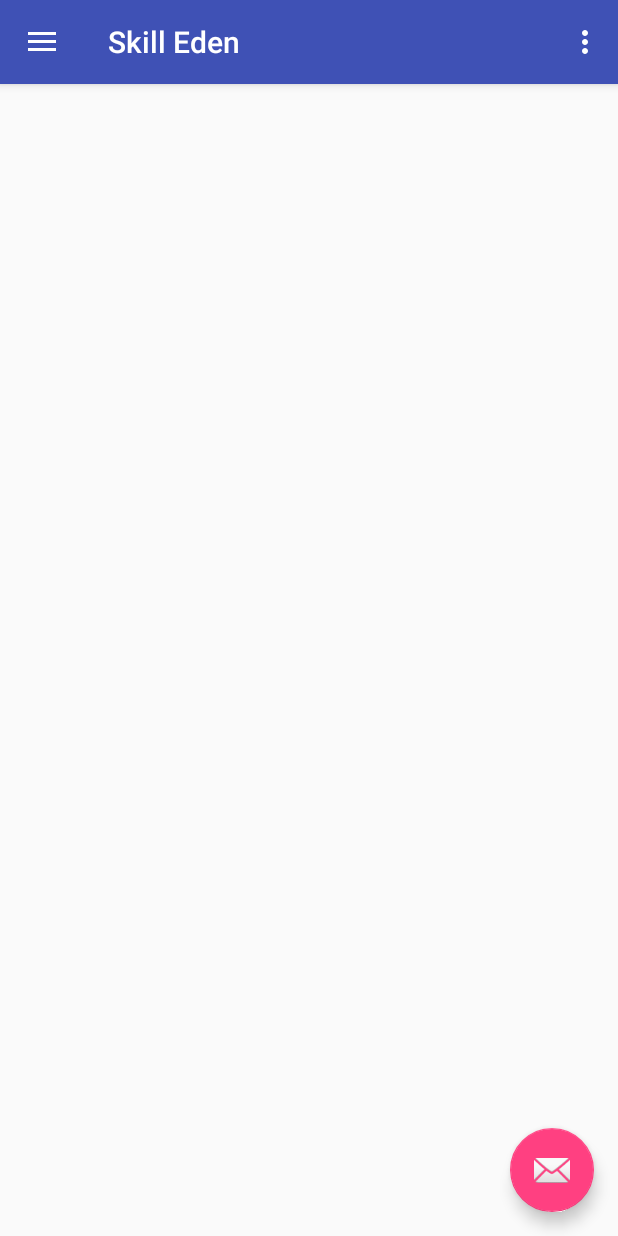
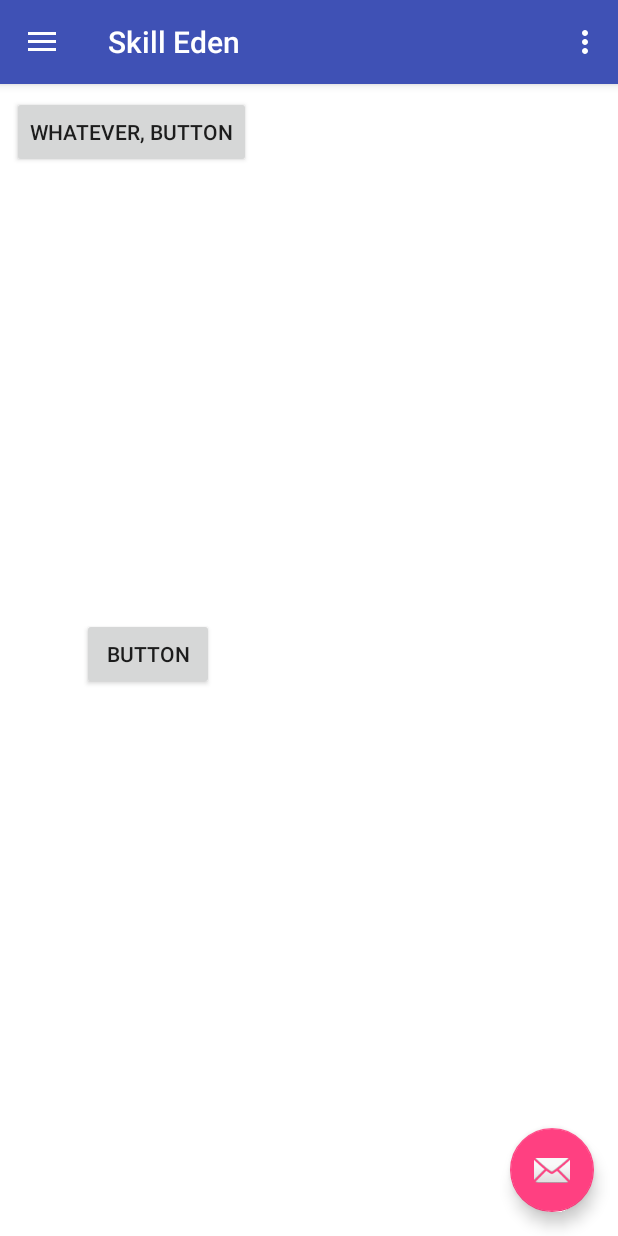
Before and after one commit to kylaconstantine13/skill_eden, an Android app: the screen it shows after launch (MainActivity), on a phone screen of 412 x 824 dp. Run offline under Robolectric (Android 15) with nearby library versions, the phone set to English and light mode, and no system bars.

Commit message:
Adding some example manipulation of the main view for the page by pressing a button.

```diff
--- a/skilleden/app/src/main/java/com/eve/skilleden/MainActivity.java
+++ b/skilleden/app/src/main/java/com/eve/skilleden/MainActivity.java
@@ -1,6 +1,8 @@
 package com.eve.skilleden;
 
+import android.graphics.Color;
 import android.os.Bundle;
+import android.support.constraint.ConstraintLayout;
 import android.support.design.widget.FloatingActionButton;
 import android.support.design.widget.Snackbar;
 import android.view.View;
@@ -12,6 +14,7 @@ import android.support.v7.app.AppCompatActivity;
 import android.support.v7.widget.Toolbar;
 import android.view.Menu;
 import android.view.MenuItem;
+import android.widget.Button;
 import android.widget.TextView;
 
 import com.google.gson.Gson;
@@ -115,6 +118,22 @@ public class MainActivity extends AppCompatActivity {
                 });
     }
 
+    public void buttonOnClick(View v) {
+        Button testButton = (Button) v;
+        ((Button) v).setText("SUP DOODS");
+        //v = (Button)findViewById(R.id.reset);
+
+        ConstraintLayout background = (ConstraintLayout) findViewById(R.id.make_background); //Gets the background object
+        background.setBackgroundColor(Color.RED); //change backgrond object color to red
+
+        TextView middleText = (TextView) findViewById(R.id.textView2);
+        middleText.setText("Change text");
+
+        /*View view = this.getWindow().getDecorView();
+        view.setBackgroundColor(15);
+        //testButton = findViewById(R.id.reset);*/
+    }
+
 
     @Override
     public void onBackPressed() {
--- a/skilleden/app/src/main/res/layout/content_main.xml
+++ b/skilleden/app/src/main/res/layout/content_main.xml
@@ -2,11 +2,53 @@
 <android.support.constraint.ConstraintLayout xmlns:android="http://schemas.android.com/apk/res/android"
     xmlns:app="http://schemas.android.com/apk/res-auto"
     xmlns:tools="http://schemas.android.com/tools"
+    android:id="@+id/make_background"
     android:layout_width="match_parent"
     android:layout_height="match_parent"
+    android:background="@android:color/white"
     app:layout_behavior="@string/appbar_scrolling_view_behavior"
     tools:context=".MainActivity"
     tools:showIn="@layout/app_bar_main">
+
+    <Button
+        android:id="@+id/button"
+        android:layout_width="wrap_content"
+        android:layout_height="wrap_content"
+        android:layout_marginEnd="8dp"
+        android:layout_marginLeft="8dp"
+        android:layout_marginRight="8dp"
+        android:layout_marginStart="8dp"
+        android:layout_marginTop="8dp"
+        android:onClick="buttonOnClick"
+        android:text="Whatever, button"
+        app:layout_constraintEnd_toEndOf="parent"
+        app:layout_constraintHorizontal_bias="0.0"
+        app:layout_constraintStart_toStartOf="parent"
+        app:layout_constraintTop_toTopOf="parent" />
+
+    <android.support.v4.widget.NestedScrollView
+        android:layout_width="368dp"
+        android:layout_height="174dp"
+        android:layout_marginBottom="8dp"
+        android:layout_marginEnd="8dp"
+        android:layout_marginLeft="8dp"
+        android:layout_marginRight="8dp"
+        android:layout_marginStart="8dp"
+        android:layout_marginTop="8dp"
+        android:fillViewport="true"
+        app:layout_constraintBottom_toBottomOf="parent"
+        app:layout_constraintEnd_toEndOf="parent"
+        app:layout_constraintStart_toStartOf="parent"
+        app:layout_constraintTop_toTopOf="parent"
+        app:layout_constraintVertical_bias="0.498"
+        tools:layout_marginTop="440dp">
+
+        <LinearLayout
+            android:layout_width="match_parent"
+            android:layout_height="wrap_content"
+            android:addStatesFromChildren="true"
+            android:orientation="vertical" />
+    </android.support.v4.widget.NestedScrollView>
 
     <TextView
         android:layout_width="wrap_content"
@@ -18,4 +60,26 @@
         app:layout_constraintRight_toRightOf="parent"
         app:layout_constraintTop_toTopOf="parent" />
 
+    <Button
+        android:id="@+id/button2"
+        android:layout_width="wrap_content"
+        android:layout_height="wrap_content"
+        android:layout_marginEnd="8dp"
+        android:layout_marginLeft="8dp"
+        android:layout_marginRight="8dp"
+        android:layout_marginStart="8dp"
+        android:layout_marginTop="356dp"
+        android:text="Button"
+        app:layout_constraintEnd_toEndOf="parent"
+        app:layout_constraintHorizontal_bias="0.092"
+        app:layout_constraintStart_toStartOf="@+id/guideline"
+        app:layout_constraintTop_toTopOf="parent" />
+
+    <android.support.constraint.Guideline
+        android:id="@+id/guideline"
+        android:layout_width="wrap_content"
+        android:layout_height="wrap_content"
+        android:orientation="vertical"
+        app:layout_constraintGuide_begin="20dp" />
+
 </android.support.constraint.ConstraintLayout>
```
